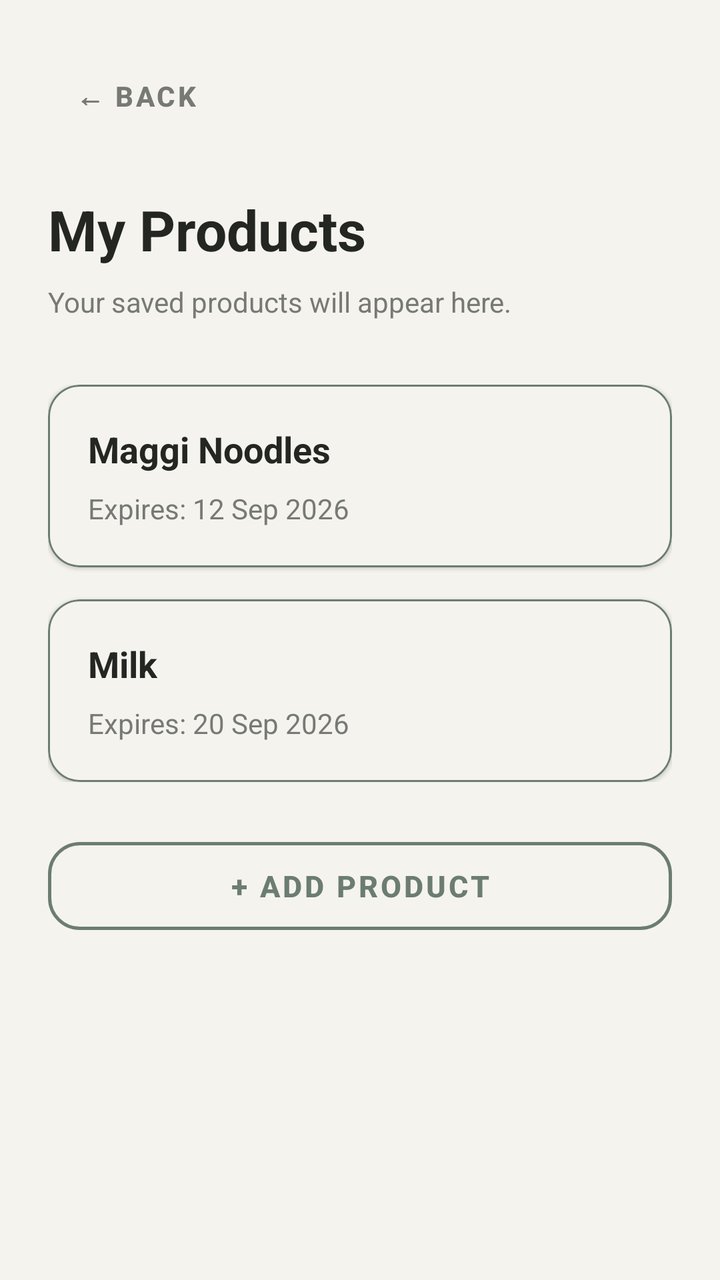
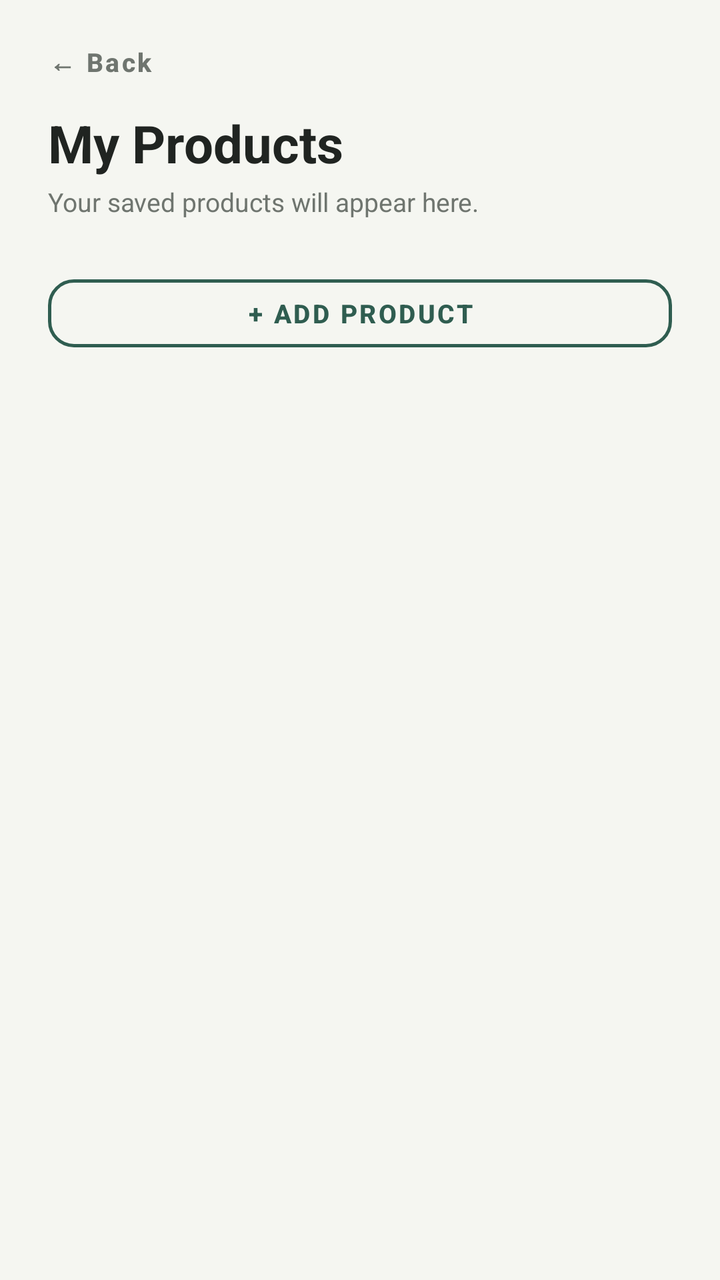

Compare the two renders of this Android layout. The source of the first and the diff that turns it into the second are given below.
<!-- AndroidManifest.xml: application theme Theme.OcrTest -->
<!-- res/layout/activity_product_list.xml -->
<?xml version="1.0" encoding="utf-8"?>
<androidx.constraintlayout.widget.ConstraintLayout
    xmlns:android="http://schemas.android.com/apk/res/android"
    xmlns:app="http://schemas.android.com/apk/res-auto"
    android:layout_width="match_parent"
    android:layout_height="match_parent"
    android:background="@color/background_dark"
    android:padding="24dp">

    

    <com.google.android.material.button.MaterialButton
        android:id="@+id/btnBack"
        style="@style/Widget.MaterialComponents.Button.TextButton"
        android:layout_width="wrap_content"
        android:layout_height="wrap_content"
        android:text="← Back"
        android:textColor="@color/text_secondary"
        android:textSize="14sp"
        android:textStyle="bold"
        app:layout_constraintStart_toStartOf="parent"
        app:layout_constraintTop_toTopOf="parent" />

    

    <TextView
        android:id="@+id/tvProductListTitle"
        android:layout_width="wrap_content"
        android:layout_height="wrap_content"
        android:layout_marginTop="24dp"
        android:text="My Products"
        android:textColor="@color/text_primary"
        android:textSize="28sp"
        android:textStyle="bold"
        app:layout_constraintStart_toStartOf="parent"
        app:layout_constraintTop_toBottomOf="@id/btnBack" />

    

    <TextView
        android:id="@+id/tvProductListSubtitle"
        android:layout_width="0dp"
        android:layout_height="wrap_content"
        android:layout_marginTop="8dp"
        android:text="Your saved products will appear here."
        android:textColor="@color/text_secondary"
        android:textSize="14sp"
        app:layout_constraintEnd_toEndOf="parent"
        app:layout_constraintStart_toStartOf="parent"
        app:layout_constraintTop_toBottomOf="@id/tvProductListTitle" />

    

    <LinearLayout
        android:id="@+id/productListContainer"
        android:layout_width="match_parent"
        android:layout_height="wrap_content"
        android:layout_marginTop="32dp"
        android:orientation="vertical"
        app:layout_constraintEnd_toEndOf="parent"
        app:layout_constraintStart_toStartOf="parent"
        app:layout_constraintTop_toBottomOf="@id/tvProductListSubtitle">

        <com.google.android.material.card.MaterialCardView
            android:layout_width="match_parent"
            android:layout_height="wrap_content"
            android:layout_marginBottom="16dp"
            app:cardBackgroundColor="@color/background_dark"
            app:cardCornerRadius="16dp"
            app:strokeColor="?attr/colorPrimary"
            app:strokeWidth="1dp">

            <LinearLayout
                android:layout_width="match_parent"
                android:layout_height="wrap_content"
                android:orientation="vertical"
                android:padding="20dp">

                <TextView
                    android:layout_width="wrap_content"
                    android:layout_height="wrap_content"
                    android:text="Maggi Noodles"
                    android:textColor="@color/text_primary"
                    android:textSize="18sp"
                    android:textStyle="bold" />

                <TextView
                    android:layout_width="wrap_content"
                    android:layout_height="wrap_content"
                    android:layout_marginTop="8dp"
                    android:text="Expires: 12 Sep 2026"
                    android:textColor="@color/text_secondary"
                    android:textSize="14sp" />

            </LinearLayout>

        </com.google.android.material.card.MaterialCardView>

        <com.google.android.material.card.MaterialCardView
            android:layout_width="match_parent"
            android:layout_height="wrap_content"
            app:cardBackgroundColor="@color/background_dark"
            app:cardCornerRadius="16dp"
            app:strokeColor="?attr/colorPrimary"
            app:strokeWidth="1dp">

            <LinearLayout
                android:layout_width="match_parent"
                android:layout_height="wrap_content"
                android:orientation="vertical"
                android:padding="20dp">

                <TextView
                    android:layout_width="wrap_content"
                    android:layout_height="wrap_content"
                    android:text="Milk"
                    android:textColor="@color/text_primary"
                    android:textSize="18sp"
                    android:textStyle="bold" />

                <TextView
                    android:layout_width="wrap_content"
                    android:layout_height="wrap_content"
                    android:layout_marginTop="8dp"
                    android:text="Expires: 20 Sep 2026"
                    android:textColor="@color/text_secondary"
                    android:textSize="14sp" />

            </LinearLayout>

        </com.google.android.material.card.MaterialCardView>

    </LinearLayout>

    

    <com.google.android.material.button.MaterialButton
        android:id="@+id/btnAddProduct"
        style="@style/Widget.MaterialComponents.Button.OutlinedButton"
        android:layout_width="0dp"
        android:layout_height="56dp"
        android:layout_marginTop="24dp"
        android:text="+ Add Product"
        android:textSize="15sp"
        android:textStyle="bold"
        app:cornerRadius="16dp"
        app:strokeColor="?attr/colorPrimary"
        app:strokeWidth="1.5dp"
        app:layout_constraintEnd_toEndOf="parent"
        app:layout_constraintStart_toStartOf="parent"
        app:layout_constraintTop_toBottomOf="@id/productListContainer" />

</androidx.constraintlayout.widget.ConstraintLayout>
<!-- resources referenced by this layout -->
<resources>
  <color name="background_dark">#F5F3EE</color>
  <color name="text_primary">#242622</color>
  <color name="text_secondary">#777A74</color>
  <style name="Theme.OcrTest" parent="Theme.MaterialComponents.NoActionBar">
          <item name="colorPrimary">@color/green_primary</item>
          <item name="colorPrimaryVariant">@color/green_primary</item>
          <item name="colorOnPrimary">@color/background_dark</item>
          <item name="colorSecondary">@color/green_primary</item>
          <item name="colorSurface">@color/surface_dark</item>
          <item name="android:colorBackground">@color/background_dark</item>
          <item name="colorOnBackground">@color/text_primary</item>
          <item name="colorOnSurface">@color/text_primary</item>
      </style>
  <color name="green_primary">#6B7D70</color>
  <color name="surface_dark">#ECEAE4</color>
</resources>

<!-- the commit's change to res/layout/activity_product_list.xml (unified diff, before → after) -->
@@ -5,7 +5,10 @@
     android:layout_width="match_parent"
     android:layout_height="match_parent"
     android:background="@color/background_dark"
-    android:padding="24dp">
+    android:paddingStart="24dp"
+    android:paddingEnd="24dp"
+    android:paddingTop="16dp"
+    android:paddingBottom="20dp">
 
     
 
@@ -15,9 +18,13 @@
         android:layout_width="wrap_content"
         android:layout_height="wrap_content"
         android:text="← Back"
+        android:textAllCaps="false"
         android:textColor="@color/text_secondary"
-        android:textSize="14sp"
+        android:textSize="13sp"
         android:textStyle="bold"
+        android:minWidth="0dp"
+        android:minHeight="0dp"
+        android:padding="0dp"
         app:layout_constraintStart_toStartOf="parent"
         app:layout_constraintTop_toTopOf="parent" />
 
@@ -27,10 +34,10 @@
         android:id="@+id/tvProductListTitle"
         android:layout_width="wrap_content"
         android:layout_height="wrap_content"
-        android:layout_marginTop="24dp"
+        android:layout_marginTop="8dp"
         android:text="My Products"
         android:textColor="@color/text_primary"
-        android:textSize="28sp"
+        android:textSize="26sp"
         android:textStyle="bold"
         app:layout_constraintStart_toStartOf="parent"
         app:layout_constraintTop_toBottomOf="@id/btnBack" />
@@ -41,12 +48,12 @@
         android:id="@+id/tvProductListSubtitle"
         android:layout_width="0dp"
         android:layout_height="wrap_content"
-        android:layout_marginTop="8dp"
+        android:layout_marginTop="3dp"
         android:text="Your saved products will appear here."
         android:textColor="@color/text_secondary"
-        android:textSize="14sp"
+        android:textSize="13sp"
+        app:layout_constraintStart_toStartOf="parent"
         app:layout_constraintEnd_toEndOf="parent"
-        app:layout_constraintStart_toStartOf="parent"
         app:layout_constraintTop_toBottomOf="@id/tvProductListTitle" />
 
     
@@ -55,82 +62,11 @@
         android:id="@+id/productListContainer"
         android:layout_width="match_parent"
         android:layout_height="wrap_content"
-        android:layout_marginTop="32dp"
+        android:layout_marginTop="12dp"
         android:orientation="vertical"
+        app:layout_constraintStart_toStartOf="parent"
         app:layout_constraintEnd_toEndOf="parent"
-        app:layout_constraintStart_toStartOf="parent"
-        app:layout_constraintTop_toBottomOf="@id/tvProductListSubtitle">
-
-        <com.google.android.material.card.MaterialCardView
-            android:layout_width="match_parent"
-            android:layout_height="wrap_content"
-            android:layout_marginBottom="16dp"
-            app:cardBackgroundColor="@color/background_dark"
-            app:cardCornerRadius="16dp"
-            app:strokeColor="?attr/colorPrimary"
-            app:strokeWidth="1dp">
-
-            <LinearLayout
-                android:layout_width="match_parent"
-                android:layout_height="wrap_content"
-                android:orientation="vertical"
-                android:padding="20dp">
-
-                <TextView
-                    android:layout_width="wrap_content"
-                    android:layout_height="wrap_content"
-                    android:text="Maggi Noodles"
-                    android:textColor="@color/text_primary"
-                    android:textSize="18sp"
-                    android:textStyle="bold" />
-
-                <TextView
-                    android:layout_width="wrap_content"
-                    android:layout_height="wrap_content"
-                    android:layout_marginTop="8dp"
-                    android:text="Expires: 12 Sep 2026"
-                    android:textColor="@color/text_secondary"
-                    android:textSize="14sp" />
-
-            </LinearLayout>
-
-        </com.google.android.material.card.MaterialCardView>
-
-        <com.google.android.material.card.MaterialCardView
-            android:layout_width="match_parent"
-            android:layout_height="wrap_content"
-            app:cardBackgroundColor="@color/background_dark"
-            app:cardCornerRadius="16dp"
-            app:strokeColor="?attr/colorPrimary"
-            app:strokeWidth="1dp">
-
-            <LinearLayout
-                android:layout_width="match_parent"
-                android:layout_height="wrap_content"
-                android:orientation="vertical"
-                android:padding="20dp">
-
-                <TextView
-                    android:layout_width="wrap_content"
-                    android:layout_height="wrap_content"
-                    android:text="Milk"
-                    android:textColor="@color/text_primary"
-                    android:textSize="18sp"
-                    android:textStyle="bold" />
-
-                <TextView
-                    android:layout_width="wrap_content"
-                    android:layout_height="wrap_content"
-                    android:layout_marginTop="8dp"
-                    android:text="Expires: 20 Sep 2026"
-                    android:textColor="@color/text_secondary"
-                    android:textSize="14sp" />
-
-            </LinearLayout>
-
-        </com.google.android.material.card.MaterialCardView>
-
-    </LinearLayout>
+        app:layout_constraintTop_toBottomOf="@id/tvProductListSubtitle" />
 
     
 
@@ -138,16 +74,17 @@
         android:id="@+id/btnAddProduct"
         style="@style/Widget.MaterialComponents.Button.OutlinedButton"
         android:layout_width="0dp"
-        android:layout_height="56dp"
-        android:layout_marginTop="24dp"
+        android:layout_height="46dp"
+        android:layout_marginTop="12dp"
         android:text="+ Add Product"
-        android:textSize="15sp"
+        android:textColor="@color/green_primary"
+        android:textSize="13sp"
         android:textStyle="bold"
-        app:cornerRadius="16dp"
-        app:strokeColor="?attr/colorPrimary"
+        app:cornerRadius="13dp"
+        app:strokeColor="@color/green_primary"
         app:strokeWidth="1.5dp"
+        app:layout_constraintStart_toStartOf="parent"
         app:layout_constraintEnd_toEndOf="parent"
-        app:layout_constraintStart_toStartOf="parent"
         app:layout_constraintTop_toBottomOf="@id/productListContainer" />
 
 </androidx.constraintlayout.widget.ConstraintLayout>
<!-- resource entries referenced after the edit -->
@@ -1,19 +1,23 @@
 <!-- resources referenced by this layout -->
 <resources>
-  <color name="background_dark">#F5F3EE</color>
-  <color name="text_primary">#242622</color>
-  <color name="text_secondary">#777A74</color>
+  <color name="background_dark">#F5F6F1</color>
+  <color name="text_primary">#202421</color>
+  <color name="text_secondary">#6F756F</color>
   <style name="Theme.OcrTest" parent="Theme.MaterialComponents.NoActionBar">
+  
           <item name="colorPrimary">@color/green_primary</item>
           <item name="colorPrimaryVariant">@color/green_primary</item>
           <item name="colorOnPrimary">@color/background_dark</item>
           <item name="colorSecondary">@color/green_primary</item>
           <item name="colorSurface">@color/surface_dark</item>
+  
           <item name="android:colorBackground">@color/background_dark</item>
-          <item name="colorOnBackground">@color/text_primary</item>
+          <item name="android:colorAccent">@color/green_primary</item>
+  
           <item name="colorOnSurface">@color/text_primary</item>
+  
       </style>
-  <color name="green_primary">#6B7D70</color>
-  <color name="surface_dark">#ECEAE4</color>
+  <color name="green_primary">#2F5D50</color>
+  <color name="surface_dark">#ECEFEA</color>
 </resources>
 
